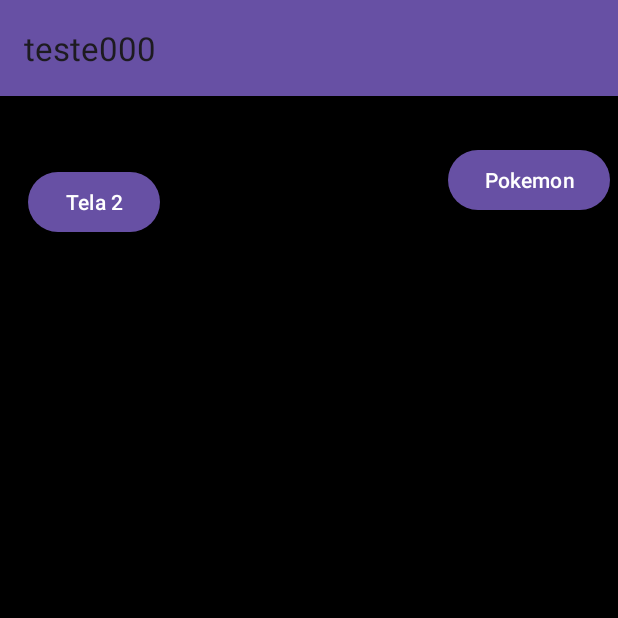
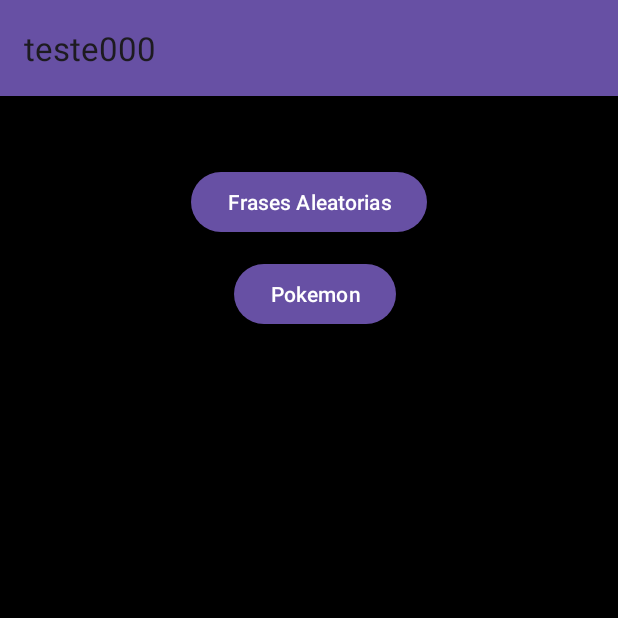
Before and after one commit to GuitsMeireles/Frases, an Android app: the screen it shows after launch (MainActivity), on a phone screen of 412 x 824 dp, the top half of it. Run offline under Robolectric (Android 15) with nearby library versions, the phone set to English and light mode, and no system bars.

Commit message:
button adjustment

```diff
--- a/app/src/main/res/layout/activity_main.xml
+++ b/app/src/main/res/layout/activity_main.xml
@@ -26,11 +26,10 @@
         android:id="@+id/button_ir"
         android:layout_width="wrap_content"
         android:layout_height="wrap_content"
-        android:text="Tela 2"
+        android:text="Frases Aleatorias"
         android:textColor="@color/white"
         app:layout_constraintBottom_toBottomOf="parent"
         app:layout_constraintEnd_toEndOf="parent"
-        app:layout_constraintHorizontal_bias="0.057"
         app:layout_constraintStart_toStartOf="parent"
         app:layout_constraintTop_toTopOf="parent"
         app:layout_constraintVertical_bias="0.143" />
@@ -39,8 +38,8 @@
         android:id="@+id/poke_button"
         android:layout_width="wrap_content"
         android:layout_height="wrap_content"
-        android:layout_marginTop="96dp"
-        android:layout_marginEnd="5dp"
+        android:layout_marginTop="172dp"
+        android:layout_marginEnd="148dp"
         android:text="Pokemon"
         android:textColor="@color/white"
         app:layout_constraintEnd_toEndOf="parent"
```
